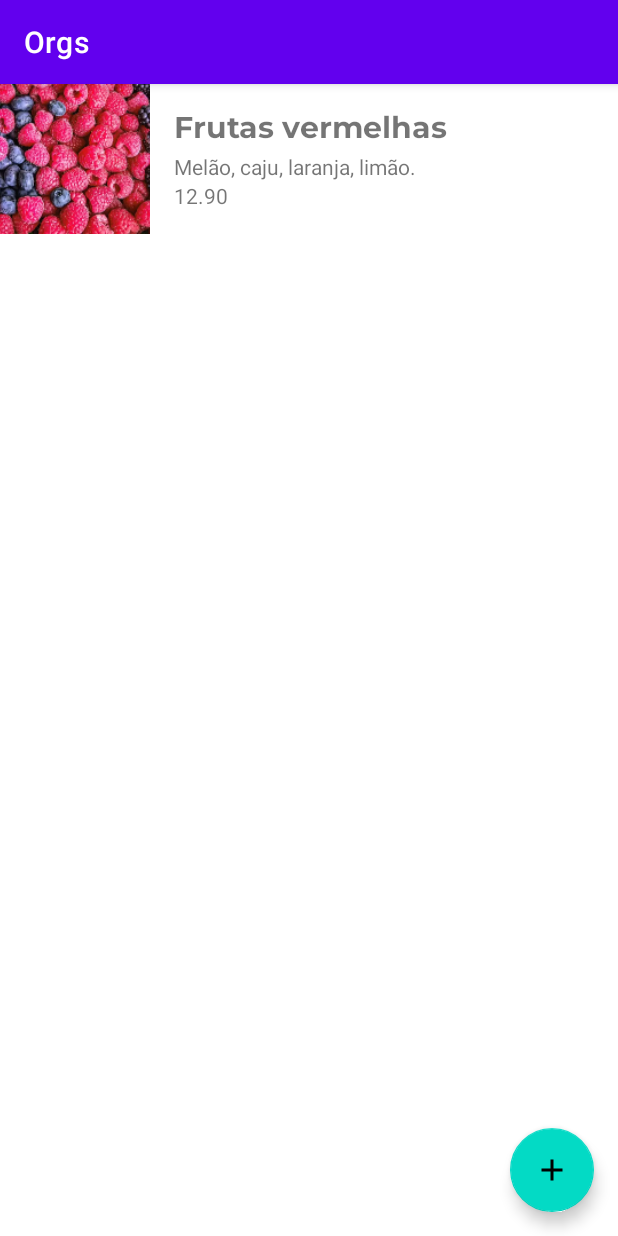
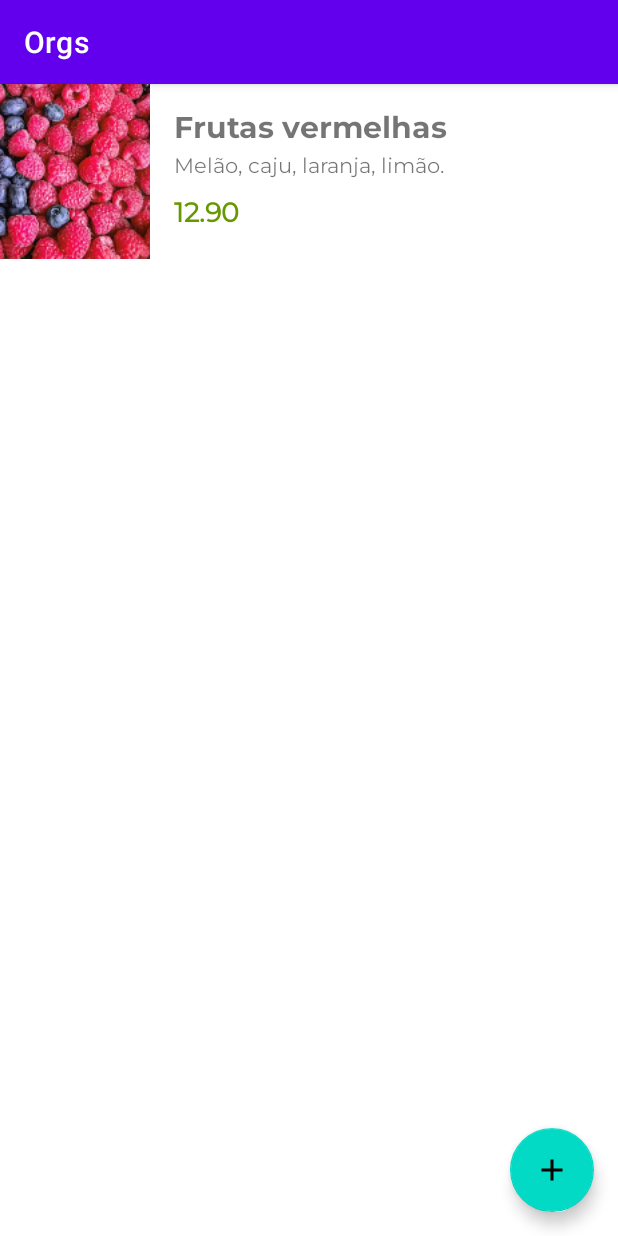
Before and after one commit to Fael-dev/android-nativo-kt-2, an Android app: the screen it shows after launch (ListaProdutosActivity), on a phone screen of 412 x 824 dp. Run offline under Robolectric (Android 15) with nearby library versions, the phone set to English and light mode, and no system bars.

Commit message:
Formatando fontes

```diff
--- /dev/null
+++ b/app/src/main/res/font/montserrat.xml
@@ -0,0 +1,7 @@
+<?xml version="1.0" encoding="utf-8"?>
+<font-family xmlns:app="http://schemas.android.com/apk/res-auto"
+        app:fontProviderAuthority="com.google.android.gms.fonts"
+        app:fontProviderPackage="com.google.android.gms"
+        app:fontProviderQuery="Montserrat"
+        app:fontProviderCerts="@array/com_google_android_gms_fonts_certs">
+</font-family>
--- a/app/src/main/res/layout/produto_item.xml
+++ b/app/src/main/res/layout/produto_item.xml
@@ -13,36 +13,49 @@
         android:fontFamily="@font/montserrat_bold"
         android:textSize="20sp"
         android:textStyle="bold"
+        android:ellipsize="end"
+        android:maxLines="1"
         app:layout_constraintEnd_toEndOf="parent"
         app:layout_constraintStart_toEndOf="@id/imageView"
         app:layout_constraintTop_toTopOf="parent"
         tools:ignore="MissingConstraints"
-        tools:text="Cesta de frutas" />
+        tools:text="@tools:sample/lorem/random" />
 
     <TextView
         android:id="@+id/produto_item_descricao"
         android:layout_width="0dp"
         android:layout_height="wrap_content"
+        android:textSize="14sp"
+        android:ellipsize="end"
+        android:maxLines="1"
+        android:fontFamily="@font/montserrat"
         app:layout_constraintEnd_toEndOf="@+id/produto_item_nome"
         app:layout_constraintHorizontal_bias="0.0"
         app:layout_constraintStart_toStartOf="@id/produto_item_nome"
         app:layout_constraintTop_toBottomOf="@id/produto_item_nome"
-        tools:text="Laranja, manga e uva" />
+        tools:text="@tools:sample/lorem/random" />
 
     <TextView
         android:id="@+id/produto_item_valor"
         android:layout_width="0dp"
         android:layout_height="wrap_content"
+        android:fontFamily="@font/montserrat"
+        android:textSize="18sp"
+        android:textColor="@android:color/holo_green_dark"
+        android:textStyle="bold"
         app:layout_constraintEnd_toEndOf="@+id/produto_item_nome"
         app:layout_constraintHorizontal_bias="0.0"
         app:layout_constraintStart_toStartOf="@id/produto_item_nome"
         app:layout_constraintTop_toBottomOf="@id/produto_item_descricao"
+        app:layout_constraintBottom_toBottomOf="parent"
+        android:layout_marginTop="8dp"
+        android:layout_marginBottom="16dp"
         tools:text="19.99" />
 
     <ImageView
         android:id="@+id/imageView"
         android:layout_width="100dp"
-        android:layout_height="100dp"
+        android:layout_height="0dp"
         android:scaleType="centerCrop"
         tools:srcCompat="@tools:sample/backgrounds/scenic"
         app:layout_constraintStart_toStartOf="parent"
--- a/app/src/main/res/values/preloaded_fonts.xml
+++ b/app/src/main/res/values/preloaded_fonts.xml
@@ -1,6 +1,7 @@
 <?xml version="1.0" encoding="utf-8"?>
 <resources>
     <array name="preloaded_fonts" translatable="false">
+        <item>@font/montserrat</item>
         <item>@font/montserrat_bold</item>
     </array>
 </resources>
```
